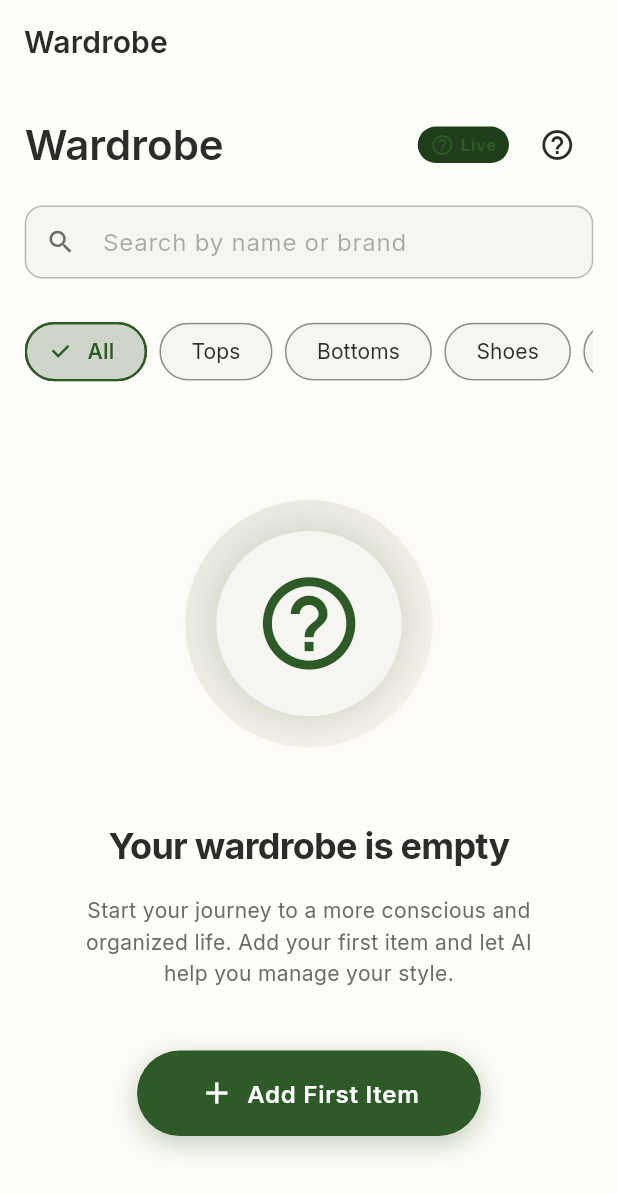
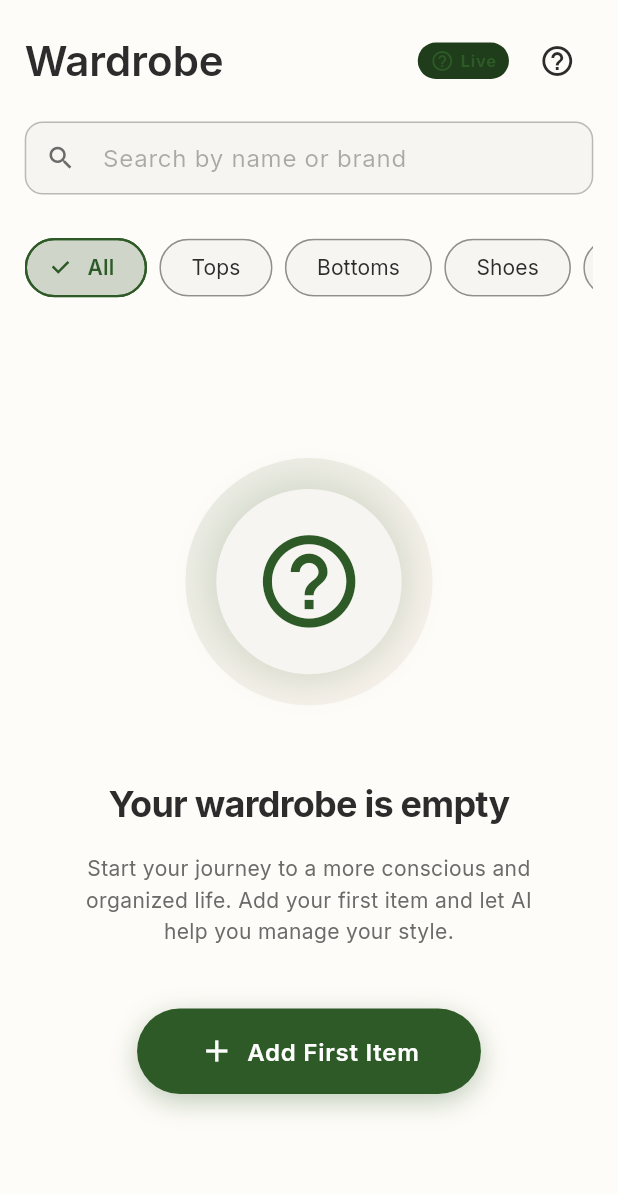
Before and after one commit to Etherea-Coder/Everywear, a Flutter app: the WardrobeManagement screen opened by its route, on a phone screen of 412 x 824 dp. Shown: the top 1194 px of the screen. Run offline on Flutter 3.47's test engine with Material 3 defaults, Android fonts, the phone set to English and light mode, and no system bars; our stand-ins replace cached_network_image, camera, connectivity_plus, dio, fl_chart, flutter_image_compress and 14 more; accounts and stored records are empty; network calls fail.

Commit message:
Fix duplicate Wardrobe title

```diff
--- a/lib/presentation/wardrobe_management/wardrobe_management.dart
+++ b/lib/presentation/wardrobe_management/wardrobe_management.dart
@@ -82,7 +82,6 @@ class _WardrobeManagementState extends ConsumerState<WardrobeManagement> {
       );
     } catch (error) {
       debugPrint('Failed to setup real-time subscription: $error');
-      // Don't show error to user - app will work without real-time updates
     }
   }
 
@@ -246,15 +245,29 @@ class _WardrobeManagementState extends ConsumerState<WardrobeManagement> {
 
     return Scaffold(
       backgroundColor: theme.scaffoldBackgroundColor,
-      appBar: CustomAppBar(
-        title: 'Wardrobe',
-        actions: [
+      body: Column(
+        children: [
+          // AppBar content - single title only
+          Container(
+            color: theme.appBarTheme.backgroundColor,
+            child: SafeArea(
+              bottom: false,
+              child: Padding(
+                padding: EdgeInsets.symmetric(horizontal: 4.w, vertical: 2.h),
+                child: Column(
+                  crossAxisAlignment: CrossAxisAlignment.start,
+                  children: [
+                    Row(
+                      children: [
+                        Expanded(
+                          child: Text(
+                            localizations.wardrobe,
+                            style: theme.textTheme.headlineMedium,
+                          ),
+                        ),
                         tierInfoAsync.when(
                           data: (tierInfo) => tierInfo != null
-                ? Padding(
-                    padding: EdgeInsets.symmetric(horizontal: 2.w, vertical: 1.h),
-                    child: Center(
-                      child: Container(
+                              ? Container(
                                   padding: EdgeInsets.symmetric(
                                     horizontal: 3.w,
                                     vertical: 0.5.h,
@@ -270,13 +283,10 @@ class _WardrobeManagementState extends ConsumerState<WardrobeManagement> {
                                     style: TextStyle(
                                       fontSize: 12.sp,
                                       fontWeight: FontWeight.w600,
-                            color:
-                                (tierInfo['items_count'] as int) >=
+                                      color: (tierInfo['items_count'] as int) >=
                                               (tierInfo['items_limit'] as int)
                                           ? theme.colorScheme.error
                                           : theme.colorScheme.onSurfaceVariant,
-                          ),
-                        ),
                                     ),
                                   ),
                                 )
@@ -284,28 +294,7 @@ class _WardrobeManagementState extends ConsumerState<WardrobeManagement> {
                           loading: () => const SizedBox.shrink(),
                           error: (_, __) => const SizedBox.shrink(),
                         ),
-        ],
-      ),
-      body: Column(
-        children: [
-          // Custom AppBar content
-          Container(
-            color: theme.appBarTheme.backgroundColor,
-            child: SafeArea(
-              bottom: false,
-              child: Padding(
-                padding: EdgeInsets.symmetric(horizontal: 4.w, vertical: 2.h),
-                child: Column(
-                  crossAxisAlignment: CrossAxisAlignment.start,
-                  children: [
-                    Row(
-                      children: [
-                        Expanded(
-                          child: Text(
-                            'Wardrobe',
-                            style: theme.textTheme.headlineMedium,
-                          ),
-                        ),
+                        SizedBox(width: 2.w),
                         // Real-time sync indicator
                         Container(
                           padding: EdgeInsets.symmetric(
```
Lines whose indentation alone changed are shown as unchanged.
